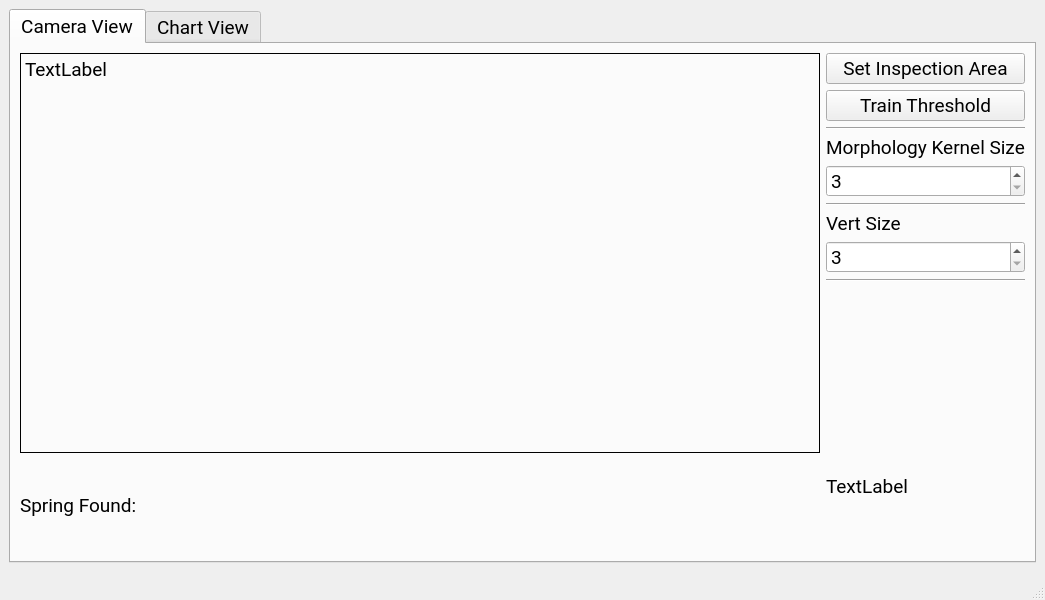
Above: UI/mainwindow.ui from abikemechanic/SC_VisionInspection before the change. Below: the same form after it.
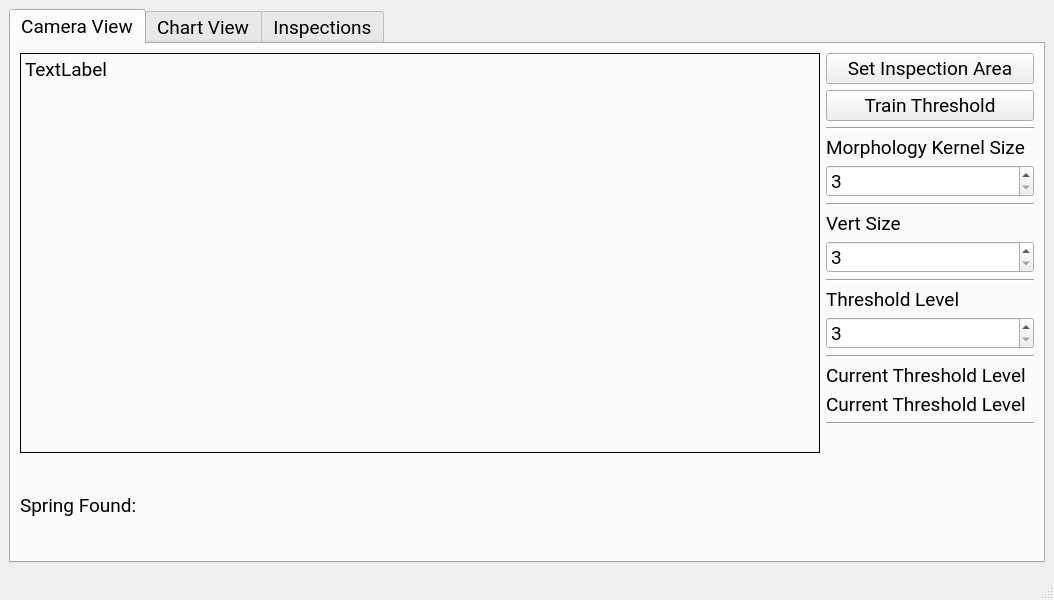
That is the form after the change. The open tabs and pages were chosen to show the change.

Diff of the .ui file:
```diff
--- a/UI/mainwindow.ui
+++ b/UI/mainwindow.ui
@@ -6,7 +6,7 @@
    <rect>
     <x>0</x>
     <y>0</y>
-    <width>1030</width>
+    <width>1054</width>
     <height>600</height>
    </rect>
   </property>
@@ -75,7 +75,7 @@
             <item>
              <layout class="QHBoxLayout" name="horizontalLayout_2">
               <item>
-               <widget class="QLabel" name="label_3">
+               <widget class="QLabel" name="label_Notifier">
                 <property name="text">
                  <string>Spring Found: </string>
                 </property>
@@ -161,7 +161,7 @@
                <number>3</number>
               </property>
               <property name="maximum">
-               <number>300</number>
+               <number>11</number>
               </property>
               <property name="singleStep">
                <number>2</number>
@@ -175,6 +175,54 @@
               </property>
              </widget>
             </item>
+            <item>
+             <widget class="QLabel" name="label_3">
+              <property name="text">
+               <string>Threshold Level</string>
+              </property>
+             </widget>
+            </item>
+            <item>
+             <widget class="QSpinBox" name="spinBox_InspectionThresholdValue">
+              <property name="minimum">
+               <number>3</number>
+              </property>
+              <property name="maximum">
+               <number>254</number>
+              </property>
+              <property name="singleStep">
+               <number>2</number>
+              </property>
+             </widget>
+            </item>
+            <item>
+             <widget class="Line" name="line_5">
+              <property name="orientation">
+               <enum>Qt::Horizontal</enum>
+              </property>
+             </widget>
+            </item>
+            <item>
+             <widget class="QLabel" name="label_4">
+              <property name="text">
+               <string>Current Threshold Level</string>
+              </property>
+             </widget>
+            </item>
+            <item>
+             <widget class="QLabel" name="label_ThresholdLevel">
+              <property name="text">
+               <string>Current Threshold Level</string>
+              </property>
+             </widget>
+            </item>
+            <item>
+             <widget class="Line" name="line_4">
+              <property name="orientation">
+               <enum>Qt::Horizontal</enum>
+              </property>
+             </widget>
+            </item>
             <item>
              <spacer name="verticalSpacer">
               <property name="orientation">
@@ -188,25 +236,6 @@
               </property>
              </spacer>
             </item>
-            <item>
-             <widget class="QLabel" name="lbl_InspectionFeed">
-              <property name="sizePolicy">
-               <sizepolicy hsizetype="Fixed" vsizetype="Expanding">
-                <horstretch>0</horstretch>
-                <verstretch>0</verstretch>
-               </sizepolicy>
-              </property>
-              <property name="minimumSize">
-               <size>
-                <width>50</width>
-                <height>20</height>
-               </size>
-              </property>
-              <property name="text">
-               <string>TextLabel</string>
-              </property>
-             </widget>
-            </item>
            </layout>
           </item>
          </layout>
@@ -218,6 +247,42 @@
         <string>Chart View</string>
        </attribute>
       </widget>
+      <widget class="QWidget" name="tab">
+       <attribute name="title">
+        <string>Inspections</string>
+       </attribute>
+       <layout class="QGridLayout" name="gridLayout_4">
+        <item row="0" column="0">
+         <layout class="QGridLayout" name="gridLayout_3">
+          <item row="0" column="0">
+           <widget class="QLabel" name="lbl_InspectionFeed">
+            <property name="sizePolicy">
+             <sizepolicy hsizetype="Expanding" vsizetype="Expanding">
+              <horstretch>0</horstretch>
+              <verstretch>0</verstretch>
+             </sizepolicy>
+            </property>
+            <property name="minimumSize">
+             <size>
+              <width>50</width>
+              <height>20</height>
+             </size>
+            </property>
+            <property name="contextMenuPolicy">
+             <enum>Qt::NoContextMenu</enum>
+            </property>
+            <property name="frameShape">
+             <enum>QFrame::Box</enum>
+            </property>
+            <property name="text">
+             <string>Inspection View</string>
+            </property>
+           </widget>
+          </item>
+         </layout>
+        </item>
+       </layout>
+      </widget>
      </widget>
     </item>
    </layout>
```
Left out of the diff: 8 changed lines with no effect on the pictures.
